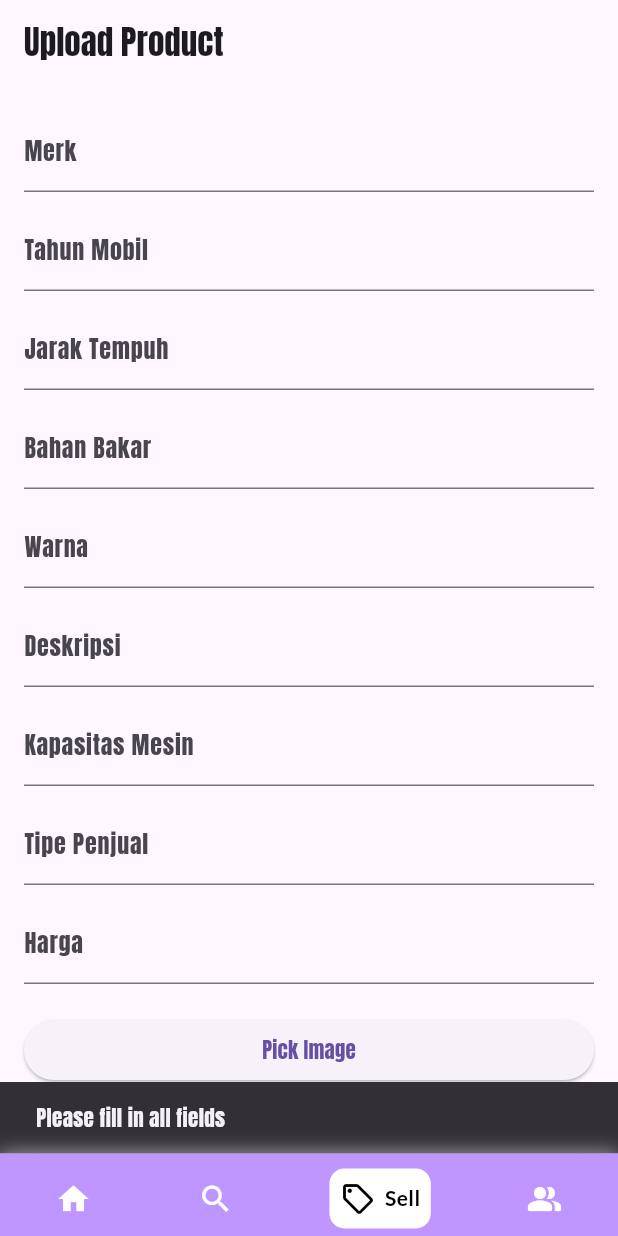
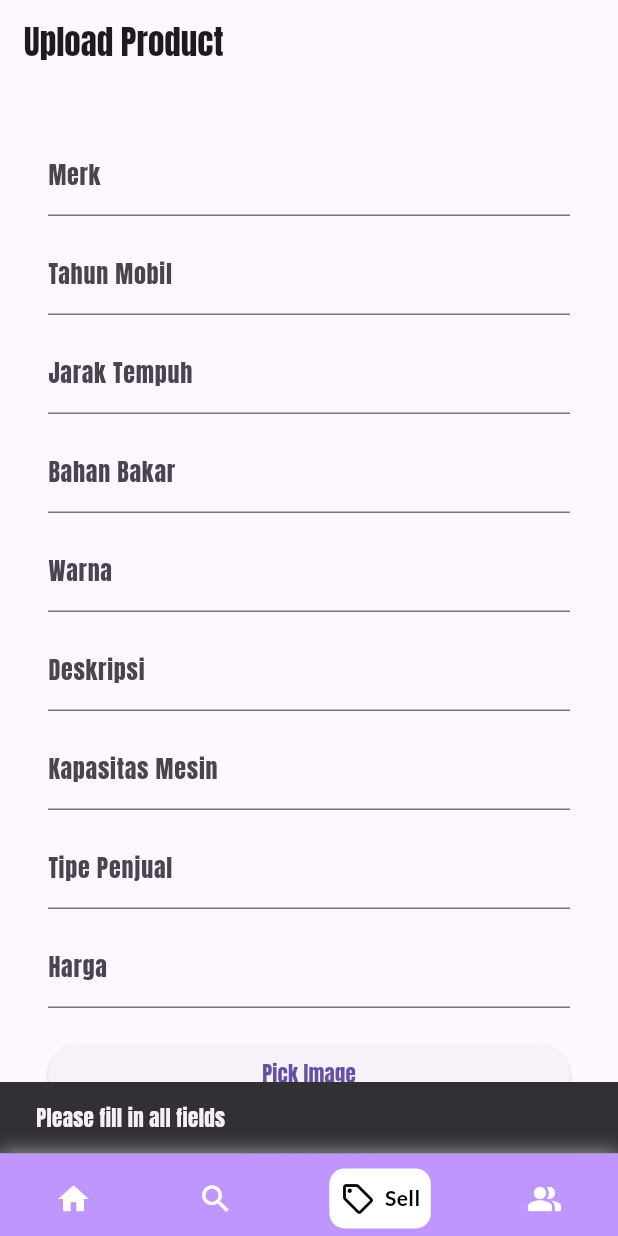
Before and after one commit to MYusufRahmana/AppTradeTrove, a Flutter app: the Navbar screen opened directly, item 3 of the bottom bar chosen, after a tap on "Upload Product", on a phone screen of 412 x 824 dp. Run offline on Flutter 3.47's test engine with Material 3 defaults, Android fonts, the phone set to English and light mode, and no system bars; drawn by our look-alikes of google_nav_bar; our stand-ins replace cloud_firestore, firebase_auth, firebase_core, firebase_storage, image_picker; missing offline and left inert: dart:html; accounts and stored records are empty.

Commit message:
Tahap 3 : Fix ui product upload

```diff
--- a/lib/navbar.dart
+++ b/lib/navbar.dart
@@ -24,7 +24,7 @@ class NavbarState extends State<Navbar> {
   @override
   Widget build(BuildContext context) {
     return Scaffold(
-      extendBody: true,
+      extendBody: false,
       body: _widgetOptions[_selectedIndex],
       bottomNavigationBar: Container(
         decoration: BoxDecoration(
--- a/lib/screens/Sell_screen.dart
+++ b/lib/screens/Sell_screen.dart
@@ -38,8 +38,12 @@ class _UploadProductScreenState extends State<UploadProductScreen> {
       appBar: AppBar(
         title: Text('Upload Product'),
       ),
-      body: ListView(
+      body: SingleChildScrollView(
          padding: const EdgeInsets.all(16.0),
+        child: Padding(
+          padding: const EdgeInsets.all(16.0),
+          child: Column(
+            crossAxisAlignment: CrossAxisAlignment.stretch,
             children: [
               TextField(
                 controller: _merkController,
@@ -89,7 +93,8 @@ class _UploadProductScreenState extends State<UploadProductScreen> {
               SizedBox(height: 20.0),
               ElevatedButton(
                 onPressed: _pickImage,
-            child: Text(_imageFile == null ? 'Pick Image' : 'Image Selected'),
+                child:
+                    Text(_imageFile == null ? 'Pick Image' : 'Image Selected'),
               ),
               SizedBox(height: 5.0),
               _imageFile != null ? Image.network((_imageFile!.path)) : Container(),
@@ -99,7 +104,10 @@ class _UploadProductScreenState extends State<UploadProductScreen> {
                 },
                 child: Text('Upload Product'),
               ),
+              SizedBox(height: 20.0),
             ],
+          ),
+        ),
       ),
     );
   }
@@ -146,8 +154,6 @@ class _UploadProductScreenState extends State<UploadProductScreen> {
         SnackBar(content: Text('Product uploaded successfully')),
       );
 
-      // Clear all text fields and image selection after upload
-      _clearFields();
     } catch (e) {
       ScaffoldMessenger.of(context).showSnackBar(
         SnackBar(content: Text('Failed to upload product')),
@@ -155,18 +161,4 @@ class _UploadProductScreenState extends State<UploadProductScreen> {
     }
   }
 
-  void _clearFields() {
-    _merkController.clear();
-    _tahunController.clear();
-    _jarakTempuhController.clear();
-    _bahanBakarController.clear();
-    _warnaController.clear();
-    _descriptionController.clear();
-    _kapasitasMesinController.clear();
-    _tipePenjualController.clear();
-    _hargaController.clear();
-    setState(() {
-      _imageFile = null;
-    });
 }
-}
--- a/lib/services/product.dart
+++ b/lib/services/product.dart
@@ -1,5 +1,4 @@
 import 'dart:io';
-
 import 'package:cloud_firestore/cloud_firestore.dart';
 import 'package:firebase_storage/firebase_storage.dart';
 import 'package:image_picker/image_picker.dart';
```
Lines whose indentation alone changed are shown as unchanged.
